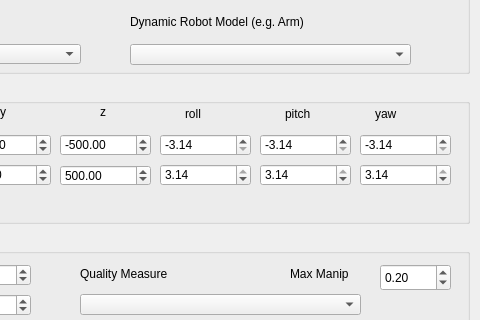
First picture: the form in VirtualRobot/examples/reachability/reachabilityCreate.ui, repository softbankrobotics-research/Simox, before the edit; both pictures show x 200 to 680 and y 176 to 496 of the 680 by 580 pixel window.
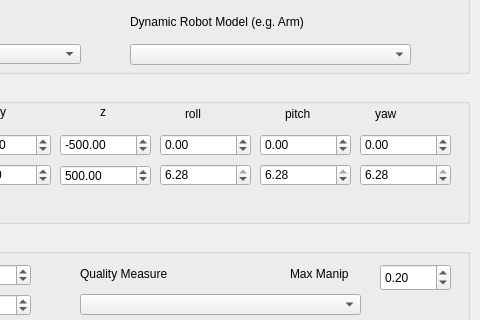
Second picture: the form after the edit.

What changed in the file:
```diff
--- a/VirtualRobot/examples/reachability/reachabilityCreate.ui
+++ b/VirtualRobot/examples/reachability/reachabilityCreate.ui
@@ -447,13 +447,13 @@
      <double>-3.140000000000000</double>
     </property>
     <property name="maximum">
-     <double>3.140000000000000</double>
+     <double>6.280000000000000</double>
     </property>
     <property name="singleStep">
      <double>0.010000000000000</double>
     </property>
     <property name="value">
-     <double>3.140000000000000</double>
+     <double>6.280000000000000</double>
     </property>
    </widget>
    <widget class="QDoubleSpinBox" name="doubleSpinBoxMinRo">
@@ -475,7 +475,7 @@
      <double>0.010000000000000</double>
     </property>
     <property name="value">
-     <double>-3.140000000000000</double>
+     <double>0.000000000000000</double>
     </property>
    </widget>
    <widget class="QLabel" name="label_11">
@@ -504,13 +504,13 @@
      <double>-3.140000000000000</double>
     </property>
     <property name="maximum">
-     <double>3.140000000000000</double>
+     <double>6.280000000000000</double>
     </property>
     <property name="singleStep">
      <double>0.010000000000000</double>
     </property>
     <property name="value">
-     <double>3.140000000000000</double>
+     <double>6.280000000000000</double>
     </property>
    </widget>
    <widget class="QDoubleSpinBox" name="doubleSpinBoxMinPi">
@@ -532,7 +532,7 @@
      <double>0.010000000000000</double>
     </property>
     <property name="value">
-     <double>-3.140000000000000</double>
+     <double>0.000000000000000</double>
     </property>
    </widget>
    <widget class="QLabel" name="label_12">
@@ -561,13 +561,13 @@
      <double>-3.140000000000000</double>
     </property>
     <property name="maximum">
-     <double>3.140000000000000</double>
+     <double>6.280000000000000</double>
     </property>
     <property name="singleStep">
      <double>0.010000000000000</double>
     </property>
     <property name="value">
-     <double>3.140000000000000</double>
+     <double>6.280000000000000</double>
     </property>
    </widget>
    <widget class="QDoubleSpinBox" name="doubleSpinBoxMinYa">
@@ -589,7 +589,7 @@
      <double>0.010000000000000</double>
     </property>
     <property name="value">
-     <double>-3.140000000000000</double>
+     <double>0.000000000000000</double>
     </property>
    </widget>
   </widget>
```
